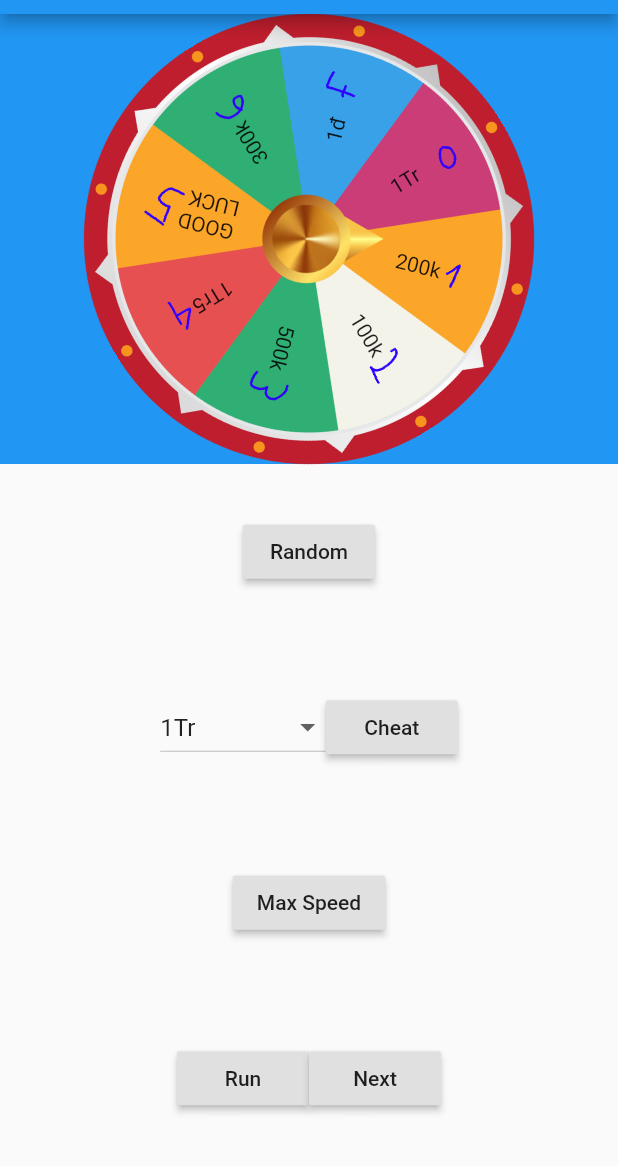
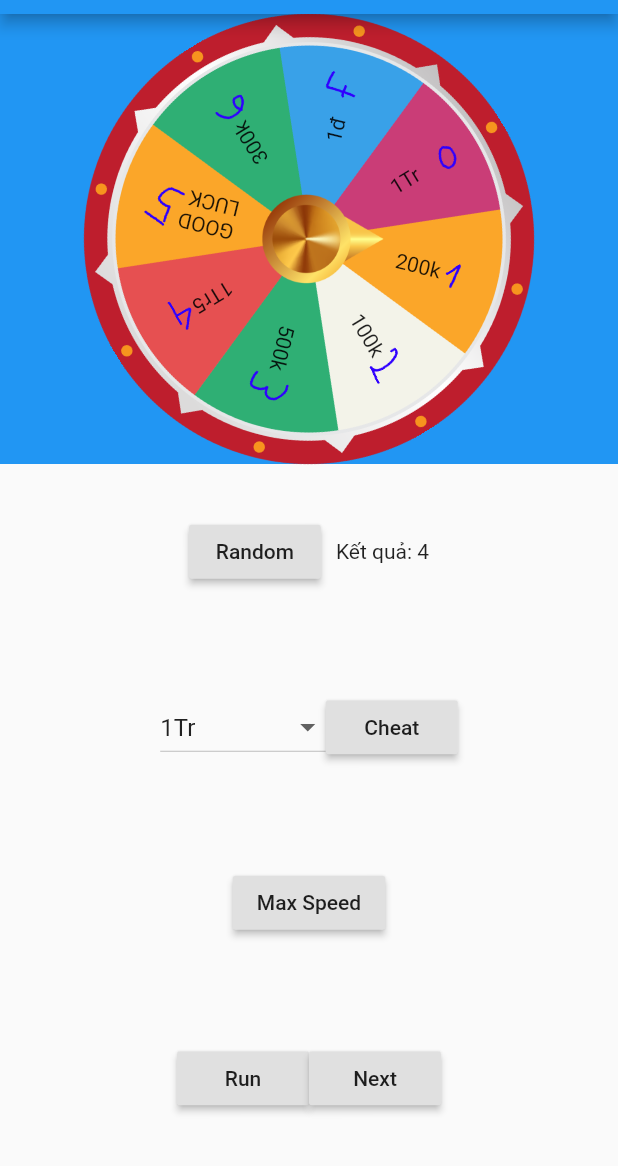
Before and after one commit to hien798/lucky_wheel, a Flutter app: the HomePage screen opened directly, after a tap on "Random", on a phone screen of 412 x 824 dp, the part 70-1236 px from its top. Run offline on Flutter 3.47's test engine with Material 2 defaults, Android fonts, the phone set to English and light mode, and no system bars.

Commit message:
add label result

```diff
--- a/lib/main.dart
+++ b/lib/main.dart
@@ -81,6 +81,7 @@ class _HomePageState extends State<HomePage> {
     '1đ'
   ];
   String _dropdownValue = 'None';
+  String result = '';
 
   @override
   void initState() {
@@ -176,9 +177,14 @@ class _HomePageState extends State<HomePage> {
                               /// TODO Range velocity from 3500 -> 4500 with resistance 0.125 is really coming real
                               time = DateTime.now();
                               int rs = _spinningController.calculateResult();
+                              setState(() {
+                                result = '$rs';
+                              });
                             },
                             child: Text('Random'),
                           ),
+                          SizedBox(width: 10),
+                          Text('Kết quả: $result',),
                         ],
                       ),
                     ),
```
Also changed, not shown: 1 other file.
